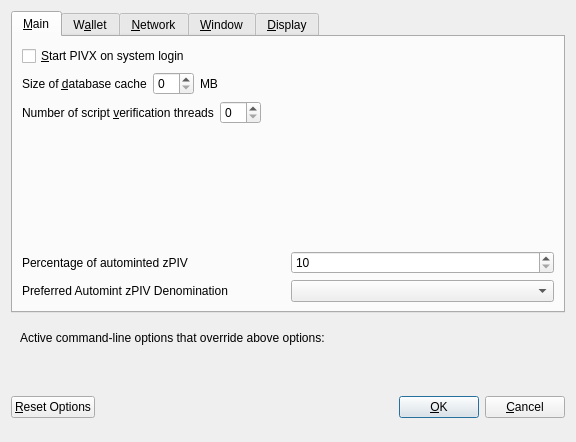
Above: src/qt/forms/optionsdialog.ui from GhostAlexe/dwe before the change. Below: the same form after it.
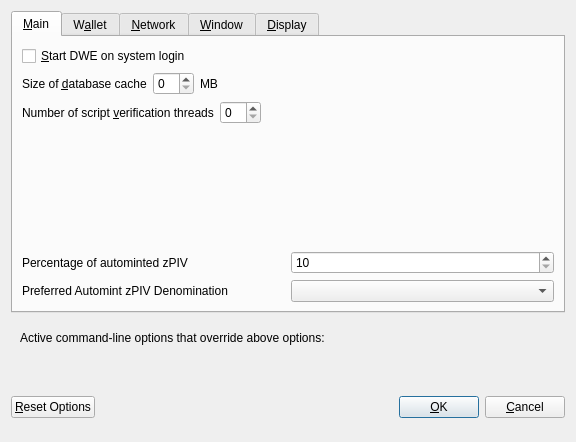
That is the form after the change. Custom widgets are drawn as their Qt base class.

```diff
--- a/src/qt/forms/optionsdialog.ui
+++ b/src/qt/forms/optionsdialog.ui
@@ -33,7 +33,7 @@
           <string>Automatically start PIVX after logging in to the system.</string>
          </property>
          <property name="text">
-          <string>&amp;Start PIVX on system login</string>
+          <string>&amp;Start DWE on system login</string>
          </property>
         </widget>
        </item>
```
Left out of the diff: 10 changed lines with no effect on the pictures.
